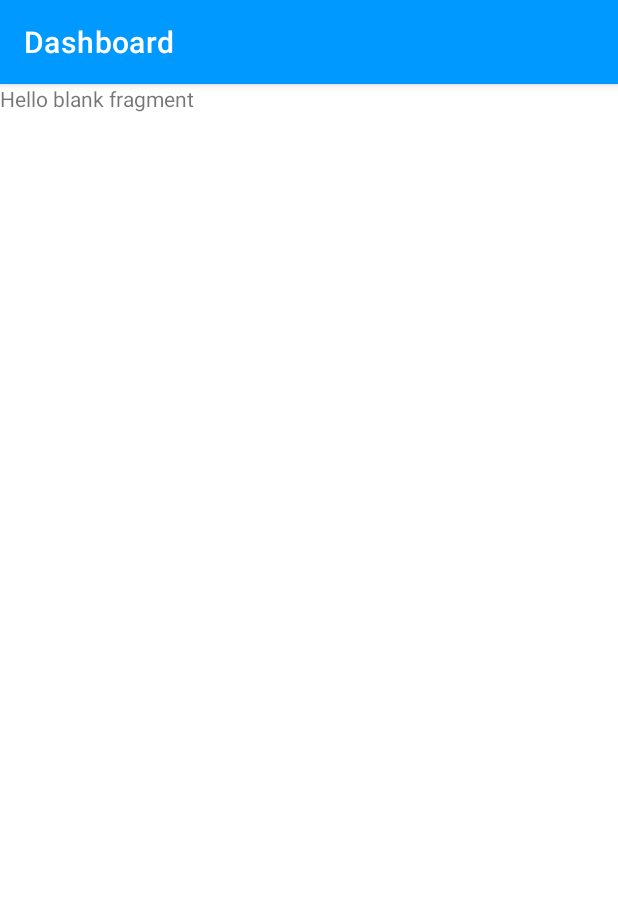
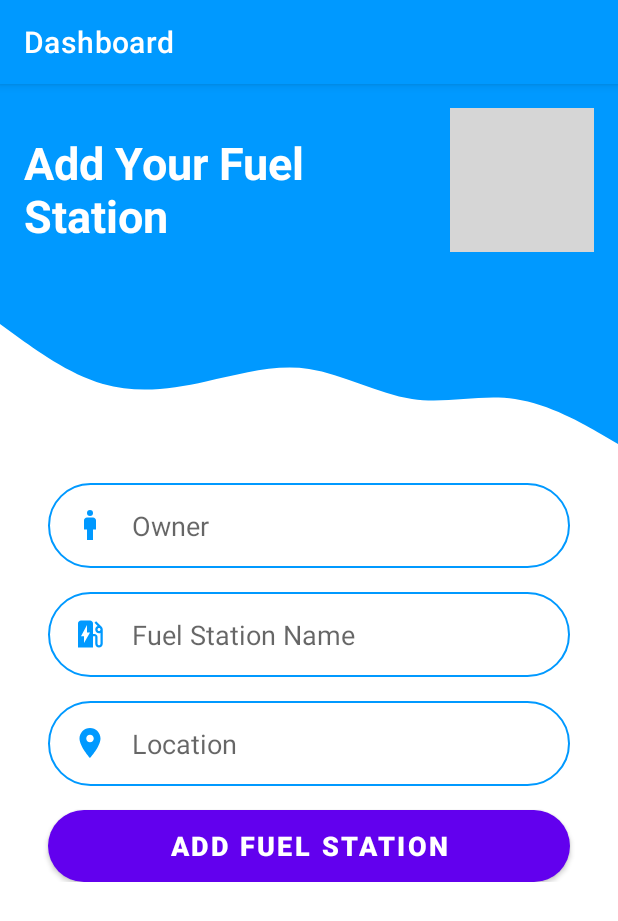
Before and after one commit to yasithWimukthi/fuel-station-manager-app, an Android app: the fragment AddFuleStationFragment placed in its activity, on a phone screen of 412 x 824 dp. Shown: the top 921 px of the screen. Run offline under Robolectric (Android 15) with nearby library versions, the phone set to English and light mode, and no system bars; libraries missing offline, so code that uses them is left out: com.yarolegovich.slidingrootnav; 5 statements that could not run were skipped; grey boxes are pictures that could not be loaded.

Commit message:
create add fuel station screen

```diff
--- /dev/null
+++ b/app/src/main/res/drawable/ic_baseline_ev_station_24.xml
@@ -0,0 +1,5 @@
+<vector android:height="24dp" android:tint="@color/colorPrimary"
+    android:viewportHeight="24" android:viewportWidth="24"
+    android:width="24dp" xmlns:android="http://schemas.android.com/apk/res/android">
+    <path android:fillColor="@android:color/white" android:pathData="M19.77,7.23l0.01,-0.01 -3.72,-3.72L15,4.56l2.11,2.11c-0.94,0.36 -1.61,1.26 -1.61,2.33 0,1.38 1.12,2.5 2.5,2.5 0.36,0 0.69,-0.08 1,-0.21v7.21c0,0.55 -0.45,1 -1,1s-1,-0.45 -1,-1V14c0,-1.1 -0.9,-2 -2,-2h-1V5c0,-1.1 -0.9,-2 -2,-2H6c-1.1,0 -2,0.9 -2,2v16h10v-7.5h1.5v5c0,1.38 1.12,2.5 2.5,2.5s2.5,-1.12 2.5,-2.5V9c0,-0.69 -0.28,-1.32 -0.73,-1.77zM18,10c-0.55,0 -1,-0.45 -1,-1s0.45,-1 1,-1 1,0.45 1,1 -0.45,1 -1,1zM8,18v-4.5H6L10,6v5h2l-4,7z"/>
+</vector>
--- /dev/null
+++ b/app/src/main/res/drawable/ic_baseline_location_on_24.xml
@@ -0,0 +1,5 @@
+<vector android:height="24dp" android:tint="@color/colorPrimary"
+    android:viewportHeight="24" android:viewportWidth="24"
+    android:width="24dp" xmlns:android="http://schemas.android.com/apk/res/android">
+    <path android:fillColor="@android:color/white" android:pathData="M12,2C8.13,2 5,5.13 5,9c0,5.25 7,13 7,13s7,-7.75 7,-13c0,-3.87 -3.13,-7 -7,-7zM12,11.5c-1.38,0 -2.5,-1.12 -2.5,-2.5s1.12,-2.5 2.5,-2.5 2.5,1.12 2.5,2.5 -1.12,2.5 -2.5,2.5z"/>
+</vector>
--- /dev/null
+++ b/app/src/main/res/drawable/ic_baseline_man_24.xml
@@ -0,0 +1,6 @@
+<vector android:height="24dp" android:tint="@color/colorPrimary"
+    android:viewportHeight="24" android:viewportWidth="24"
+    android:width="24dp" xmlns:android="http://schemas.android.com/apk/res/android">
+    <path android:fillColor="@android:color/white" android:pathData="M14,7h-4C8.9,7 8,7.9 8,9v6h2v7h4v-7h2V9C16,7.9 15.1,7 14,7z"/>
+    <path android:fillColor="@android:color/white" android:pathData="M12,4m-2,0a2,2 0,1 1,4 0a2,2 0,1 1,-4 0"/>
+</vector>
--- a/app/src/main/res/layout/fragment_add_fule_station.xml
+++ b/app/src/main/res/layout/fragment_add_fule_station.xml
@@ -1,14 +1,131 @@
 <?xml version="1.0" encoding="utf-8"?>
-<FrameLayout xmlns:android="http://schemas.android.com/apk/res/android"
+<ScrollView xmlns:android="http://schemas.android.com/apk/res/android"
+    xmlns:app="http://schemas.android.com/apk/res-auto"
     xmlns:tools="http://schemas.android.com/tools"
     android:layout_width="match_parent"
     android:layout_height="match_parent"
-    tools:context=".AddFuleStationFragment">
-
-    <!-- TODO: Update blank fragment layout -->
-    <TextView
+    android:isScrollContainer="true"
+    android:orientation="vertical"
+    >
+    <androidx.constraintlayout.widget.ConstraintLayout xmlns:android="http://schemas.android.com/apk/res/android"
+        xmlns:app="http://schemas.android.com/apk/res-auto"
+        xmlns:tools="http://schemas.android.com/tools"
         android:layout_width="match_parent"
         android:layout_height="match_parent"
-        android:text="@string/hello_blank_fragment" />
+        tools:context=".LoginScreen">
 
-</FrameLayout>
+        <View
+            android:id="@+id/topWave"
+            android:layout_width="wrap_content"
+            android:layout_height="150dp"
+            android:background="@color/colorPrimary"
+            app:layout_constraintEnd_toEndOf="parent"
+            app:layout_constraintStart_toStartOf="parent"
+            app:layout_constraintTop_toTopOf="parent" />
+
+        <View
+            android:id="@+id/view2"
+            android:layout_width="wrap_content"
+            android:layout_height="100dp"
+            android:background="@drawable/wave"
+            app:layout_constraintEnd_toEndOf="parent"
+            app:layout_constraintStart_toStartOf="parent"
+            app:layout_constraintTop_toBottomOf="@+id/topWave" />
+
+        <ImageView
+            android:id="@+id/imageView2"
+            android:layout_width="wrap_content"
+            android:layout_height="wrap_content"
+            android:layout_marginTop="16dp"
+            android:layout_marginEnd="16dp"
+            app:layout_constraintEnd_toEndOf="parent"
+            app:layout_constraintTop_toTopOf="parent"
+            app:srcCompat="@drawable/ic_baseline_local_gas_station_24" />
+
+        <TextView
+            android:id="@+id/topText"
+            android:layout_width="0dp"
+            android:layout_height="wrap_content"
+            android:layout_marginStart="16dp"
+            android:layout_marginTop="32dp"
+            android:text="Add Your Fuel Station"
+            android:textColor="@android:color/white"
+            android:textSize="30sp"
+            android:textStyle="bold"
+            app:layout_constraintEnd_toStartOf="@+id/imageView2"
+            app:layout_constraintStart_toStartOf="parent"
+            app:layout_constraintTop_toTopOf="parent" />
+
+        <EditText
+            android:id="@+id/inputOwner"
+            android:layout_width="0dp"
+            android:layout_height="wrap_content"
+            android:layout_marginStart="32dp"
+            android:layout_marginTop="16dp"
+            android:background="@drawable/round_border"
+            android:layout_marginEnd="32dp"
+            android:drawableStart="@drawable/ic_baseline_man_24"
+            android:drawablePadding="16dp"
+            android:ems="10"
+            android:hint="Owner"
+            android:inputType="text"
+            android:padding="16dp"
+            app:layout_constraintEnd_toEndOf="parent"
+            app:layout_constraintStart_toStartOf="parent"
+            app:layout_constraintTop_toBottomOf="@+id/view2" />
+
+        <EditText
+            android:id="@+id/inputName"
+            android:layout_width="0dp"
+            android:layout_height="wrap_content"
+            android:layout_marginStart="32dp"
+            android:layout_marginTop="16dp"
+            android:layout_marginEnd="32dp"
+            android:drawableStart="@drawable/ic_baseline_ev_station_24"
+            android:background="@drawable/round_border"
+            android:drawablePadding="16dp"
+            android:ems="10"
+            android:hint="Fuel Station Name"
+            android:inputType="text"
+            android:padding="16dp"
+            app:layout_constraintEnd_toEndOf="parent"
+            app:layout_constraintStart_toStartOf="parent"
+            app:layout_constraintTop_toBottomOf="@+id/inputOwner" />
+
+        <EditText
+            android:id="@+id/inputLocation"
+            android:layout_width="0dp"
+            android:layout_height="wrap_content"
+            android:layout_marginStart="32dp"
+            android:layout_marginTop="16dp"
+            android:layout_marginEnd="32dp"
+            android:drawableStart="@drawable/ic_baseline_location_on_24"
+            android:background="@drawable/round_border"
+            android:drawablePadding="16dp"
+            android:ems="10"
+            android:hint="Location"
+            android:inputType="text"
+            android:padding="16dp"
+            app:layout_constraintEnd_toEndOf="parent"
+            app:layout_constraintStart_toStartOf="parent"
+            app:layout_constraintTop_toBottomOf="@+id/inputName" />
+
+        <Button
+            android:id="@+id/btnAdd"
+            android:layout_width="0dp"
+            android:layout_height="wrap_content"
+            android:layout_marginStart="32dp"
+            android:layout_marginTop="16dp"
+            android:layout_marginEnd="32dp"
+            android:background="@drawable/round_bg"
+            android:text="Add Fuel Station"
+            android:textColor="@android:color/white"
+            android:textSize="18sp"
+            android:textStyle="bold"
+            app:layout_constraintEnd_toEndOf="parent"
+            app:layout_constraintStart_toStartOf="parent"
+            app:layout_constraintTop_toBottomOf="@+id/inputLocation" />
+
+    </androidx.constraintlayout.widget.ConstraintLayout>
+
+</ScrollView>
```
